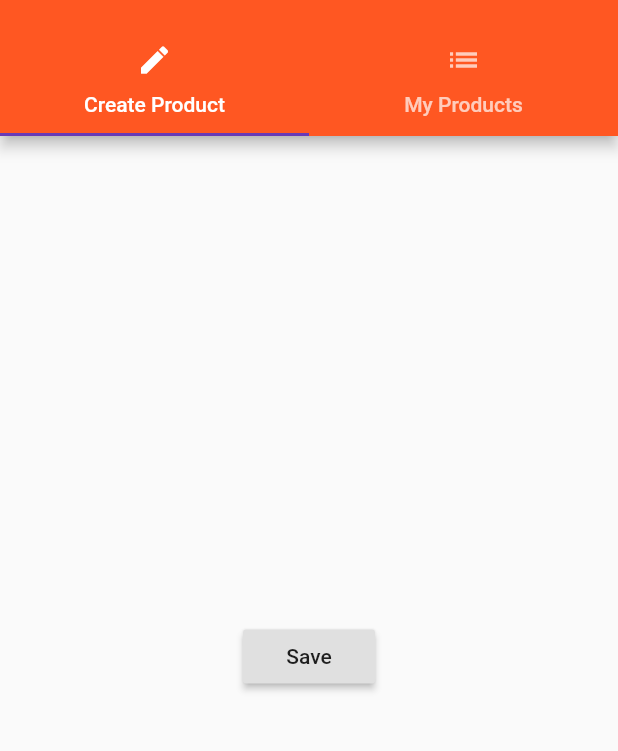
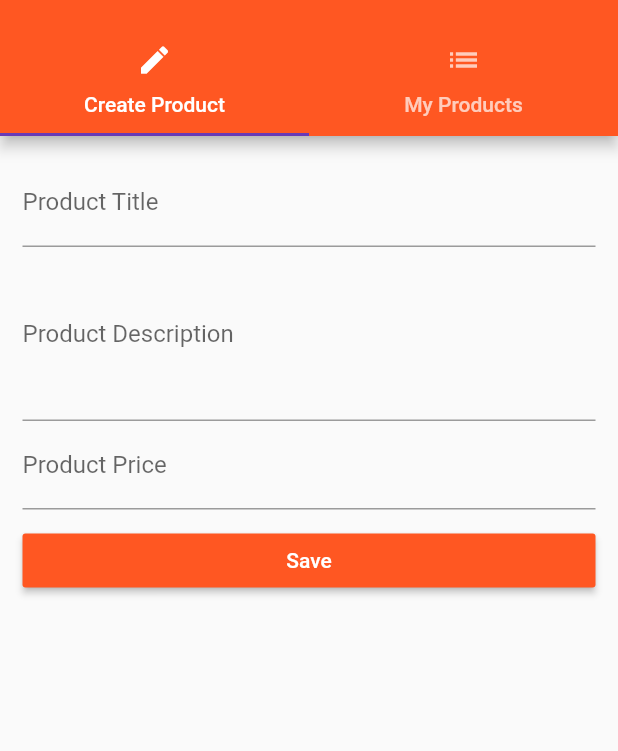
Before and after one commit to co-rama/flutter-content, a Flutter app: the ManageProductPage screen opened by its route, on a phone screen of 412 x 824 dp, the part 59-810 px from its top. Run offline on Flutter 3.47's test engine with Material 2 defaults, Android fonts, the phone set to English and light mode, and no system bars.

Commit message:
General widgets improvements, decorations, font assest

```diff
--- a/lib/pages/manage_products.dart
+++ b/lib/pages/manage_products.dart
@@ -2,9 +2,11 @@ import 'package:flutter/material.dart';
 
 import 'package:myapp/pages/product_create.dart';
 import 'package:myapp/pages/product_list.dart';
-import './products.dart';
 
 class ManageProductPage extends StatelessWidget {
+  ManageProductPage(this.addProduct, this.deleteProduct);
+  final Function addProduct;
+  final Function deleteProduct;
   @override
   Widget build(BuildContext context) {
     return DefaultTabController(
@@ -18,7 +20,7 @@ class ManageProductPage extends StatelessWidget {
                   ),
                   ListTile(
                     title: Text('All Products'),
-                  onTap: () => Navigator.pushReplacementNamed(context,'/'),
+                    onTap: () => Navigator.pushReplacementNamed(context, '/products'),
                   ),
                 ],
               ),
@@ -30,10 +32,7 @@ class ManageProductPage extends StatelessWidget {
                 Tab(icon: Icon(Icons.list), text: ('My Products'))
               ]),
             ),
-          body: TabBarView(children: <Widget>[
-            ProductCreate(),
-            ProductList()
-          ])
-        ));
+            body: TabBarView(
+                children: <Widget>[ProductCreate(addProduct), ProductList()])));
   }
 }
--- a/lib/pages/product_create.dart
+++ b/lib/pages/product_create.dart
@@ -1,20 +1,86 @@
 import 'package:flutter/material.dart';
 
-class ProductCreate extends StatelessWidget {
+class ProductCreate extends StatefulWidget {
+  final Function addProduct;
+  ProductCreate(this.addProduct);
+  @override
+  State<StatefulWidget> createState() {
+    return _ProductCreate();
+  }
+}
+
+class _ProductCreate extends State<ProductCreate> {
+  // _ProductCreate(this.titleValue, this.description, this.price);
+  String _titleValue = '';
+  String _description = '';
+  double _price = 0.00;
+
   @override
   Widget build(BuildContext context) {
-    return Center(
-        child: RaisedButton(
-      onPressed: () {
-        showModalBottomSheet(
-            context: context,
-            builder: (BuildContext context) {
-              return Center(
-                child: Text('This is modal'),
-              );
-            });
-      },
-      child: Text('Save'),
-    ));
+    // return Center(
+    //     child: RaisedButton(
+    //   onPressed: () {
+    //     showModalBottomSheet(
+    //         context: context,
+    //         builder: (BuildContext context) {
+    //           return Center(
+    //             child: Text('This is modal'),
+    //           );
+    //         });
+    //   },
+    //   child: Text('Save'),
+    // ));
+
+    return Container(
+      margin: EdgeInsets.all(15.0),
+      child: ListView(
+        children: <Widget>[
+          TextField(
+            decoration: InputDecoration(labelText: 'Product Title'),
+            onChanged: (String value) {
+              setState(() {
+                _titleValue = value;
+              });
+            },
+          ),
+          TextField(
+            decoration: InputDecoration(labelText: 'Product Description'),
+            maxLines: 4,
+            onChanged: (String value) {
+              setState(() {
+                _description = value;
+              });
+            },
+          ),
+          TextField(
+            decoration: InputDecoration(labelText: 'Product Price'),
+            keyboardType: TextInputType.number,
+            onChanged: (String value) {
+              setState(() {
+                _price = double.parse(value);
+              });
+            },
+          ),
+          SizedBox(
+            height: 10.0,
+          ),
+          RaisedButton(
+            color: Theme.of(context).primaryColor,
+            textColor: Colors.white,
+            onPressed: () {
+              final Map<String, dynamic> product = {
+                'title': _titleValue,
+                'description': _description,
+                'price': _price,
+                'image': 'assets/xmass.jpg'
+              };
+              widget.addProduct(product);
+              Navigator.pushReplacementNamed(context, '/products');
+            },
+            child: Text('Save'),
+          )
+        ],
+      ),
+    );
   }
 }
--- a/lib/pages/products.dart
+++ b/lib/pages/products.dart
@@ -4,9 +4,7 @@ import '../products_manager.dart';
 
 class ProductsPage extends StatelessWidget {
   final List<Map<String, dynamic>> products;
-  final Function addProduct;
-  final Function deleteProduct;
-  ProductsPage(this.products, this.addProduct, this.deleteProduct);
+  ProductsPage(this.products);
   @override
   Widget build(BuildContext context) {
     return Scaffold(
@@ -29,7 +27,7 @@ class ProductsPage extends StatelessWidget {
       appBar: AppBar(
         title: Text('PRODUCTS LIST'),
       ),
-      body: ProductManager(products, addProduct, deleteProduct),
+      body: ProductManager(products),
     );
   }
 }
```
Also changed, not shown: lib/main.dart (+12 -10 lines), lib/pages/auth.dart (+55 -8 lines), lib/product_controls.dart (deleted, +0 -15 lines), lib/products.dart (+32 -8 lines), lib/products_manager.dart (+3 -12 lines), pubspec.yaml (+5 -4 lines). Lines whose indentation alone changed are shown as unchanged.
